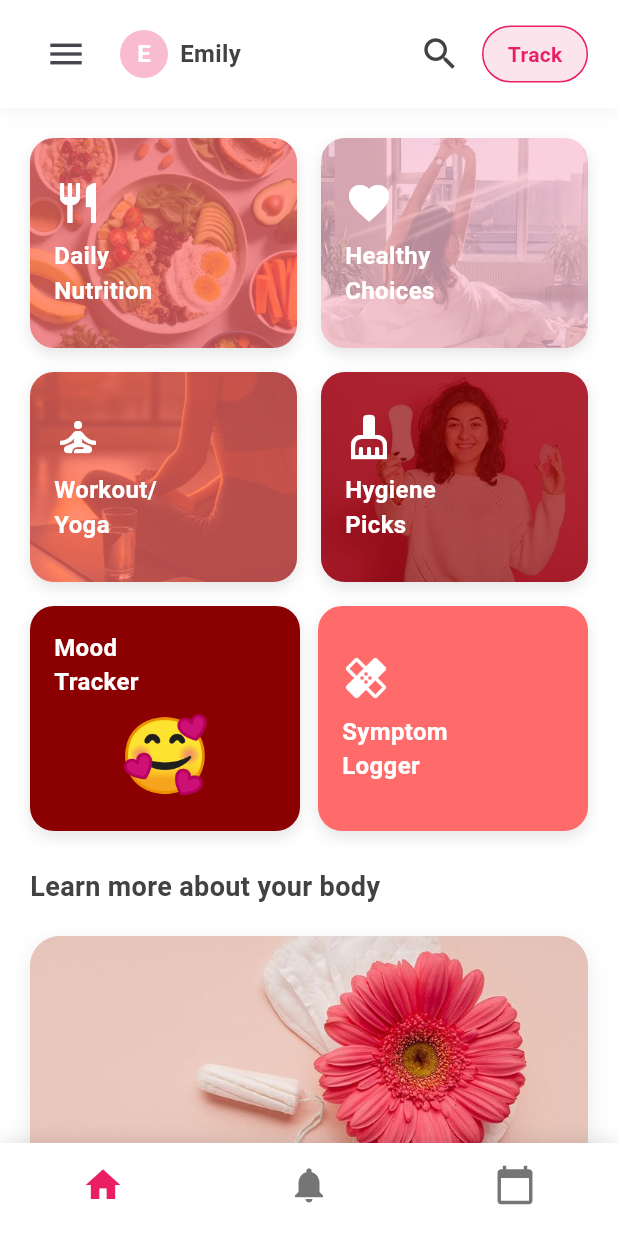
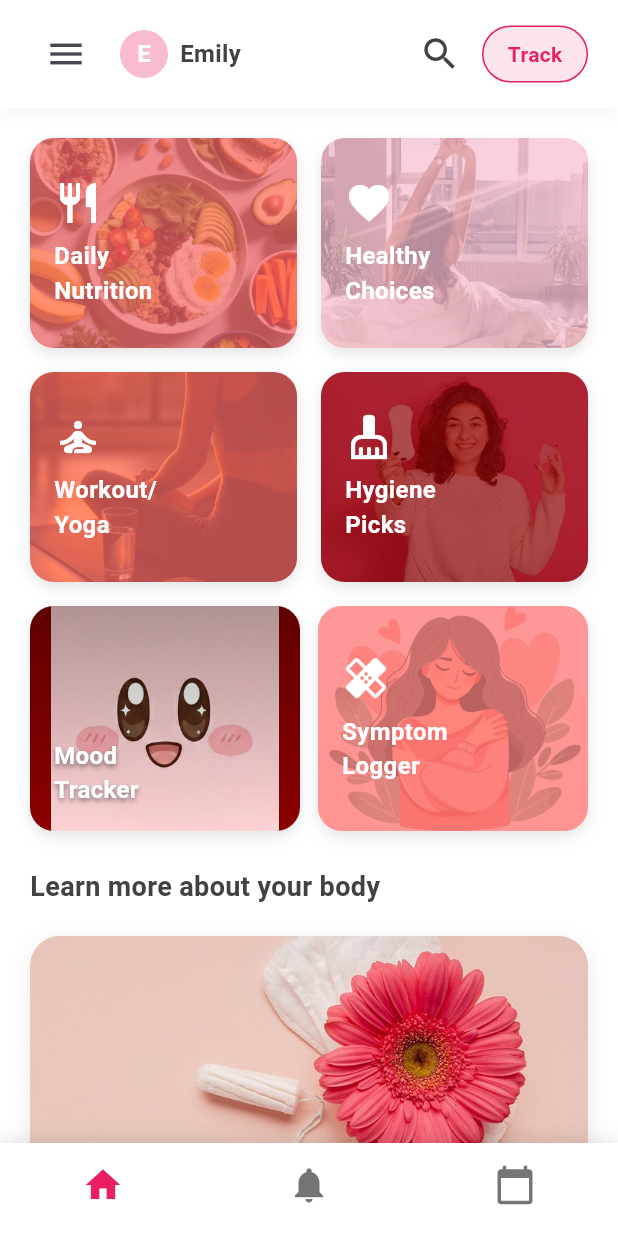
Before and after one commit to Jenny1903/She_Bloom, a Flutter app: the HomeScreen screen opened by its route, on a phone screen of 412 x 824 dp. Run offline on Flutter 3.47's test engine with Material 3 defaults, Android fonts, the phone set to English and light mode, and no system bars; our stand-ins replace cloud_firestore, firebase_auth, firebase_core, flutter_svg; accounts and stored records are empty; generated files the repository leaves out were written again; Roboto replaces fonts that are missing (Poppins).

Commit message:
UI changes & Bug fix

```diff
--- a/lib/screens/home_screen.dart
+++ b/lib/screens/home_screen.dart
@@ -292,6 +292,7 @@ class _HomeScreenState extends State<HomeScreen> {
         Expanded(
           child: CategoryCard(
             title: 'Symptom\nLogger',
+            imagePath: 'assets/images/symp.jpg',
             icon: Icons.healing,
             backgroundColor: AppColors.coral,
             onTap: () {
--- a/lib/screens/mood_carousel_card.dart
+++ b/lib/screens/mood_carousel_card.dart
@@ -7,12 +7,14 @@ class MoodCarouselCard extends StatefulWidget {
   final VoidCallback onTap;
   final double? height;
 
+
   const MoodCarouselCard({
     Key? key,
     required this.title,
     required this.backgroundColor,
     required this.onTap,
     this.height,
+
   }) : super(key: key);
 
   @override
@@ -24,17 +26,16 @@ class _MoodCarouselCardState extends State<MoodCarouselCard> {
   Timer? _timer;
 
   // List of mood emojis
-  final List<String> _emojis = [
-    '🥰', // Happy
-    '😌', // Calm
-    '😊', // Okay
-    '😔', // Sad
-    '😢', // Crying
-    '😡', // Angry
-    '😰', // Anxious
-    '😴', // Tired
+  final List<String> _images = [
+    'assets/images/happy.jpg',
+    'assets/images/calm.jpg',
+    'assets/images/okay.jpg',
+    'assets/images/sad.jpg',
+    'assets/images/crying.jpg',
+    'assets/images/angry.jpg',
+    'assets/images/anxious.jpg',
+    'assets/images/tired.jpg',
   ];
-
   @override
   void initState() {
     super.initState();
@@ -45,7 +46,7 @@ class _MoodCarouselCardState extends State<MoodCarouselCard> {
     _timer = Timer.periodic(const Duration(seconds: 2), (timer) {
       if (mounted) {
         setState(() {
-          _currentIndex = (_currentIndex + 1) % _emojis.length;
+          _currentIndex = (_currentIndex + 1) % _images.length;
         });
       }
     });
@@ -74,41 +75,72 @@ class _MoodCarouselCardState extends State<MoodCarouselCard> {
             ),
           ],
         ),
-        child: Padding(
-          padding: const EdgeInsets.all(16),
-          child: Column(
-            crossAxisAlignment: CrossAxisAlignment.start,
-            mainAxisAlignment: MainAxisAlignment.spaceBetween,
+        child: ClipRRect(
+          borderRadius: BorderRadius.circular(16),
+          child: Stack(
             children: [
-              // Title
-              Text(
-                widget.title,
-                style: const TextStyle(
-                  fontSize: 16,
-                  fontWeight: FontWeight.bold,
-                  color: Colors.white,
+              // Background image - fills entire container
+              Positioned.fill(
+                child: AnimatedSwitcher(
+                  duration: const Duration(milliseconds: 500),
+                  transitionBuilder: (Widget child, Animation<double> animation) {
+                    return FadeTransition(
+                      opacity: animation,
+                      child: child,
+                    );
+                  },
+                  child: Image.asset(
+                    _images[_currentIndex],
+                    key: ValueKey<int>(_currentIndex),
+                    fit: BoxFit.cover, // COVER fills entire space!
+                    errorBuilder: (context, error, stackTrace) {
+                      return Container(
+                        color: widget.backgroundColor.withOpacity(0.3),
+                        child: Icon(
+                          Icons.mood,
+                          size: 60,
+                          color: Colors.white.withOpacity(0.5),
+                        ),
+                      );
+                    },
+                  ),
                 ),
               ),
 
-              //emoji Carousel
-              Center(
-                child: AnimatedSwitcher(
-                  duration: const Duration(milliseconds: 500),
-                  transitionBuilder: (Widget child, Animation<double> animation) {
-                    // Fade + Scale transition
-                    return FadeTransition(
-                      opacity: animation,
-                      child: ScaleTransition(
-                        scale: animation,
-                        child: child,
-                      ),
-                    );
-                  },
+              // Gradient overlay for better text visibility
+              Positioned.fill(
+                child: Container(
+                  decoration: BoxDecoration(
+                    gradient: LinearGradient(
+                      begin: Alignment.topCenter,
+                      end: Alignment.bottomCenter,
+                      colors: [
+                        Colors.black.withOpacity(0.3),
+                        Colors.transparent,
+                      ],
+                    ),
+                  ),
+                ),
+              ),
+
+              // Title on top
+              Padding(
+                padding: const EdgeInsets.all(16),
+                child: Align(
+                  alignment: Alignment.bottomLeft,
                   child: Text(
-                    _emojis[_currentIndex],
-                    key: ValueKey<int>(_currentIndex),
+                    widget.title,
                     style: const TextStyle(
-                      fontSize: 48,
+                      fontSize: 16,
+                      fontWeight: FontWeight.bold,
+                      color: Colors.white,
+                      shadows: [
+                        Shadow(
+                          color: Colors.black45,
+                          blurRadius: 4,
+                          offset: Offset(0, 2),
+                        ),
+                      ],
                     ),
                   ),
                 ),
--- a/lib/screens/mood_tracker_screen.dart
+++ b/lib/screens/mood_tracker_screen.dart
@@ -14,7 +14,7 @@ class _MoodTrackerScreenState extends State<MoodTrackerScreen> {
   String? selectedMood;
   double intensity = 0.5;
 
-  // 🎨 6 Mood options with blob colors and backgrounds
+  //6 mood options with blob colors and backgrounds
   final List<Map<String, dynamic>> moods = [
     {
       'name': 'Very Pleasant',
```
Also changed, not shown: lib/screens/symptom_logger_screen.dart (+8 -8 lines), pubspec.yaml (+10 -0 lines), assets/images/angry.jpg (added), assets/images/anxious.jpg (added), assets/images/calm.jpg (added), assets/images/crying.jpg (added), assets/images/happy.jpg (added), assets/images/okay.jpg (added), assets/images/sad.jpg (added), assets/images/symp.jpg (added), assets/images/tired.jpg (added).
